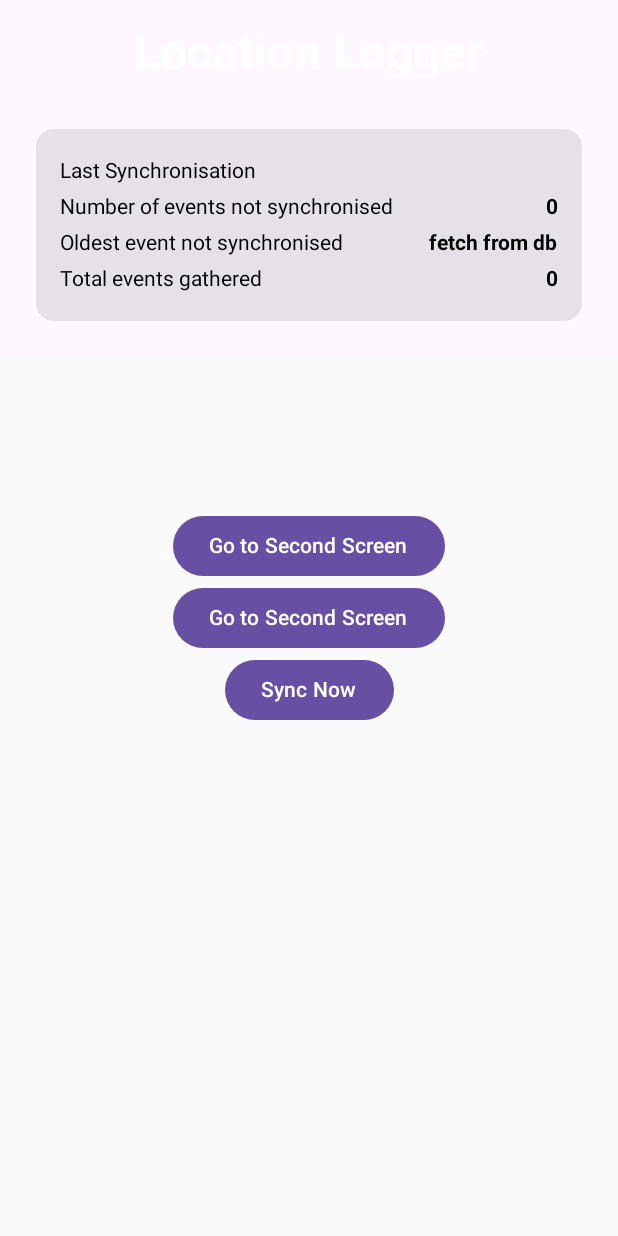
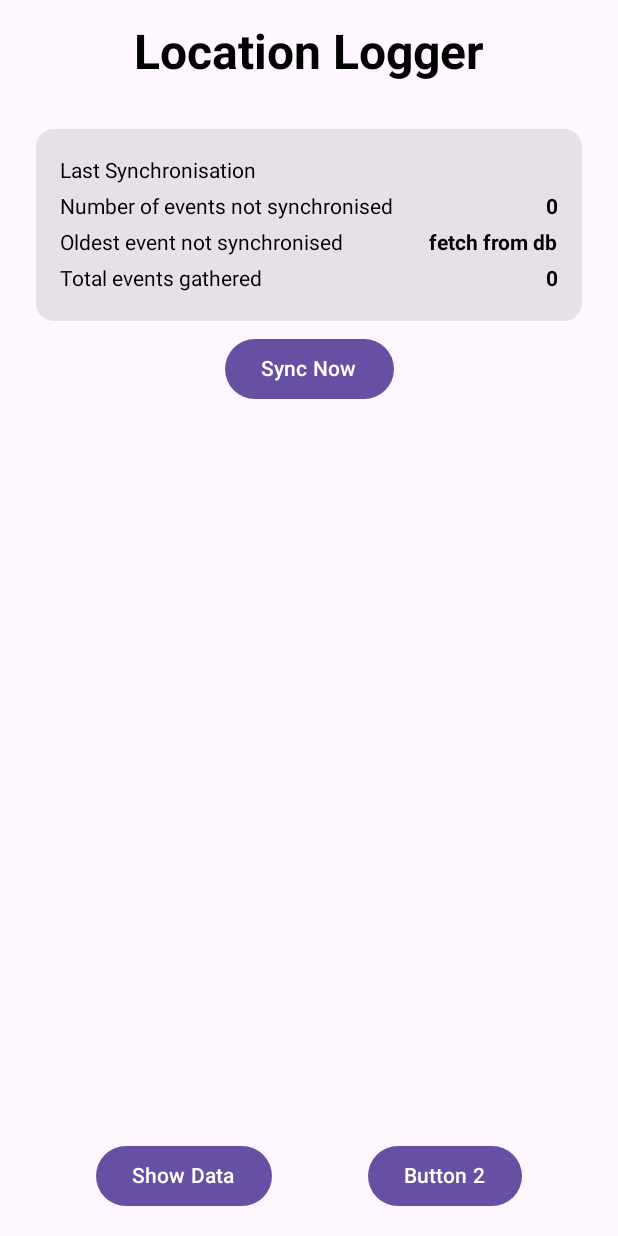
Before and after one commit to marekStef/decentralised-storage-system, an Android app built with Jetpack Compose: the screen it shows after launch (MainActivity), on a phone screen of 412 x 824 dp. Run offline under Robolectric (Android 15) with nearby library versions, the phone set to English and light mode, and no system bars; our stand-ins replace Room's generated code, accompanist, livedata-compose.

Commit message:
added empty registration and improved main screen in anroid app

```diff
--- a/source_apps/locationTracker/app/src/main/java/com/example/locationtracker/MainActivity.kt
+++ b/source_apps/locationTracker/app/src/main/java/com/example/locationtracker/MainActivity.kt
@@ -16,6 +16,9 @@ import androidx.navigation.compose.composable
 
 import androidx.navigation.compose.rememberNavController
 import com.example.locationtracker.data.LogsManager
+import com.example.locationtracker.eventSynchronisation.AppRegisteredToStorageState
+import com.example.locationtracker.eventSynchronisation.EventSynchronisationManager
+import com.example.locationtracker.screens.registrationScreen.RegistrationScreen
 import com.example.locationtracker.viewModel.MainViewModel
 import com.google.accompanist.systemuicontroller.rememberSystemUiController
 
@@ -62,9 +65,13 @@ fun MyApp(mainViewModel: MainViewModel, logsManager: LogsManager) {
         )
     }
 
+    var eventSyncManager = EventSynchronisationManager()
+    val startDestination = if (eventSyncManager.isAppRegisteredInStorage() == AppRegisteredToStorageState.NON_REGISTERED) "registrationScreen" else "mainScreen"
+
     val navController = rememberNavController()
-    NavHost(navController = navController, startDestination = "mainScreen") {
+    NavHost(navController = navController, startDestination) {
         composable("mainScreen") { MainScreen(navController, mainViewModel) }
         composable("logScreen") { LogScreen(navController, logsManager) }
+        composable("registrationScreen") { RegistrationScreen(navController) }
     }
 }
--- /dev/null
+++ b/source_apps/locationTracker/app/src/main/java/com/example/locationtracker/eventSynchronisation/EventSynchronisationManager.kt
@@ -0,0 +1,13 @@
+package com.example.locationtracker.eventSynchronisation
+
+import android.content.Context
+
+enum class AppRegisteredToStorageState {
+    REGISTERED,
+    NON_REGISTERED
+}
+class EventSynchronisationManager (){
+    fun isAppRegisteredInStorage(): AppRegisteredToStorageState {
+        return AppRegisteredToStorageState.REGISTERED
+    }
+}
--- /dev/null
+++ b/source_apps/locationTracker/app/src/main/java/com/example/locationtracker/eventSynchronisation/NetworkManager.kt
@@ -0,0 +1,4 @@
+package com.example.locationtracker.eventSynchronisation
+
+class NetworkManager {
+}
--- a/source_apps/locationTracker/app/src/main/java/com/example/locationtracker/network/NetworkManager.kt
+++ /dev/null
@@ -1,4 +0,0 @@
-package com.example.locationtracker.network
-
-class NetworkManager {
-}
--- a/source_apps/locationTracker/app/src/main/java/com/example/locationtracker/screens/mainScreen/MainScreen.kt
+++ b/source_apps/locationTracker/app/src/main/java/com/example/locationtracker/screens/mainScreen/MainScreen.kt
@@ -1,7 +1,9 @@
 package com.example.locationtracker
 
 import androidx.compose.foundation.layout.Arrangement
+import androidx.compose.foundation.layout.Box
 import androidx.compose.foundation.layout.Column
+import androidx.compose.foundation.layout.Row
 import androidx.compose.foundation.layout.Spacer
 import androidx.compose.material3.Button
 import androidx.compose.material3.Text
@@ -32,21 +34,27 @@ fun MainScreen(navController: NavController, viewModel: MainViewModel) {
     val syncInfo by viewModel.syncInfo.observeAsState()
 
     // Use the value of SyncInfo to update the UI
-    syncInfo?.let { info : SyncInfo ->
+    syncInfo?.let { info: SyncInfo ->
         SyncStatusCard(syncInfo = info)
     }
 
+    Surface(modifier = Modifier.fillMaxSize(), color = MaterialTheme.colorScheme.background) {
+        Box {
             Column(
-        modifier = Modifier.fillMaxSize(),
-        verticalArrangement = Arrangement.Center,
+                modifier = Modifier
+                    .fillMaxSize()
+                    .padding(16.dp),
                 horizontalAlignment = Alignment.CenterHorizontally
             ) {
-        Button(onClick = { navController.navigate("logScreen") }) {
-            Text("Go to Second Screen")
-        }
-        Button(onClick = { syncInfo?.lastSync = "now" }) {
-            Text("Go to Second Screen")
-        }
+                Text(
+                    text = "Location Logger",
+                    fontSize = 32.sp,
+                    fontWeight = FontWeight.Bold,
+                    color = Color.Black
+                )
+                Spacer(modifier = Modifier.height(24.dp))
+                syncInfo?.let { SyncStatusCard(it) }
+
                 Button(onClick = {
                     val updatedSyncInfo = SyncInfo(
                         lastSync = "New Sync Time",
@@ -61,24 +69,30 @@ fun MainScreen(navController: NavController, viewModel: MainViewModel) {
                 }
             }
 
-    Surface(color = MaterialTheme.colorScheme.surface) {
+            // This Column aligns the buttons to the bottom
             Column(
                 modifier = Modifier
-                .fillMaxWidth()
-                .padding(16.dp),
+                    .fillMaxSize()
+                    .padding(bottom = 16.dp),
+                verticalArrangement = Arrangement.Bottom,
                 horizontalAlignment = Alignment.CenterHorizontally
             ) {
-            Text(
-                text = "Location Logger",
-                fontSize = 32.sp,
-                fontWeight = FontWeight.Bold,
-                color = Color.White
-            )
-            Spacer(modifier = Modifier.height(24.dp))
-            syncInfo?.let { SyncStatusCard(it) }
+                Row(
+                    modifier = Modifier.fillMaxWidth(),
+                    horizontalArrangement = Arrangement.SpaceEvenly
+                ) {
+                    Button(onClick = { navController.navigate("logScreen") }) {
+                        Text("Show Data")
+                    }
+                    Button(onClick = { /* Handle click */ }) {
+                        Text("Button 2")
                     }
                 }
             }
+        }
+    }
+}
+
 
 //@Preview
 //@Composable
--- /dev/null
+++ b/source_apps/locationTracker/app/src/main/java/com/example/locationtracker/screens/registrationScreen/RegistrationScreen.kt
@@ -0,0 +1,28 @@
+package com.example.locationtracker.screens.registrationScreen
+
+import android.content.Intent
+import androidx.activity.compose.rememberLauncherForActivityResult
+import androidx.activity.result.contract.ActivityResultContracts
+import androidx.compose.foundation.layout.Arrangement
+import androidx.compose.foundation.layout.Column
+import androidx.compose.foundation.layout.fillMaxSize
+import androidx.compose.material.Button
+import androidx.compose.material.Text
+import androidx.compose.runtime.Composable
+import androidx.compose.runtime.getValue
+import androidx.compose.runtime.mutableStateOf
+import androidx.compose.runtime.remember
+import androidx.compose.runtime.setValue
+import androidx.compose.ui.Alignment
+import androidx.compose.ui.Modifier
+import androidx.navigation.NavController
+
+@Composable
+fun RegistrationScreen(navController: NavController) {
+    Column(modifier = Modifier.fillMaxSize(), verticalArrangement = Arrangement.Center, horizontalAlignment = Alignment.CenterHorizontally) {
+        Text("Registration Screen")
+        Button(onClick = { }) {
+            Text("Register")
+        }
+    }
+}
```
Lines whose indentation alone changed are shown as unchanged.
